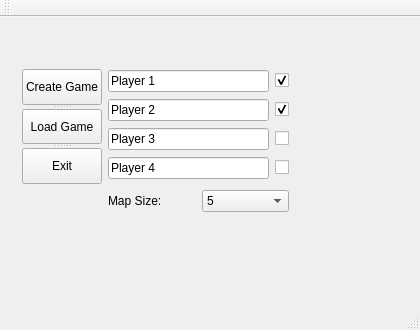
Old version of the form gui/mainwindow.ui in the repository Dasio/ICP.
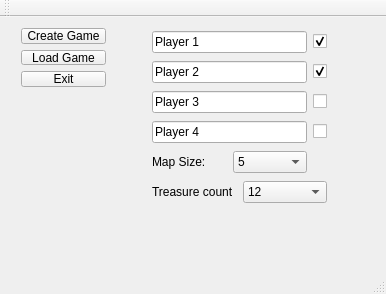
New version of the form.

```diff
--- a/gui/mainwindow.ui
+++ b/gui/mainwindow.ui
@@ -6,72 +6,73 @@
    <rect>
     <x>0</x>
     <y>0</y>
-    <width>420</width>
-    <height>330</height>
+    <width>386</width>
+    <height>294</height>
    </rect>
   </property>
   <property name="windowTitle">
    <string>Labyrinth 2015</string>
   </property>
   <widget class="QWidget" name="centralWidget">
-   <widget class="QWidget" name="">
-    <property name="geometry">
-     <rect>
-      <x>11</x>
-      <y>41</y>
-      <width>289</width>
-      <height>165</height>
-     </rect>
-    </property>
-    <layout class="QGridLayout" name="gridLayout_2">
-     <item row="0" column="0">
       <widget class="QSplitter" name="splitter">
+    <property name="geometry">
+     <rect>
+      <x>10</x>
+      <y>0</y>
+      <width>107</width>
+      <height>81</height>
+     </rect>
+    </property>
        <property name="orientation">
         <enum>Qt::Vertical</enum>
        </property>
-       <widget class="QPushButton" name="createGameButton">
-        <property name="text">
-         <string>Create Game</string>
-        </property>
-       </widget>
+    <widget class="QWidget" name="">
+     <layout class="QGridLayout" name="gridLayout_2">
+      <item row="2" column="0">
        <widget class="QPushButton" name="loadButton">
         <property name="text">
          <string>Load Game</string>
         </property>
        </widget>
+      </item>
+      <item row="3" column="0">
        <widget class="QPushButton" name="exitButton">
         <property name="text">
          <string>Exit</string>
         </property>
        </widget>
-      </widget>
-     </item>
-     <item row="0" column="1">
+      </item>
+      <item row="1" column="0">
+       <widget class="QPushButton" name="createGameButton">
+        <property name="text">
+         <string>Create Game</string>
+        </property>
+       </widget>
+      </item>
+     </layout>
+    </widget>
+   </widget>
+   <widget class="QWidget" name="">
+    <property name="geometry">
+     <rect>
+      <x>141</x>
+      <y>1</y>
+      <width>197</width>
+      <height>198</height>
+     </rect>
+    </property>
       <layout class="QGridLayout" name="gridLayout">
-       <item row="3" column="2">
-        <widget class="QCheckBox" name="player4Enable">
-         <property name="text">
+     <item row="0" column="0">
+      <widget class="QLineEdit" name="player1Name">
+       <property name="inputMask">
           <string/>
          </property>
-         <property name="checkable">
-          <bool>true</bool>
-         </property>
-         <property name="checked">
-          <bool>false</bool>
-         </property>
-         <property name="tristate">
-          <bool>false</bool>
-         </property>
-        </widget>
-       </item>
-       <item row="2" column="0">
-        <widget class="QLineEdit" name="player3Name">
          <property name="text">
-          <string>Player 3</string>
+        <string>Player 1</string>
          </property>
         </widget>
        </item>
-       <item row="0" column="2">
+     <item row="0" column="1">
         <widget class="QCheckBox" name="player1Enable">
          <property name="text">
           <string/>
@@ -87,22 +88,6 @@
          </property>
         </widget>
        </item>
-       <item row="2" column="2">
-        <widget class="QCheckBox" name="player3Enable">
-         <property name="text">
-          <string/>
-         </property>
-         <property name="checkable">
-          <bool>true</bool>
-         </property>
-         <property name="checked">
-          <bool>false</bool>
-         </property>
-         <property name="tristate">
-          <bool>false</bool>
-         </property>
-        </widget>
-       </item>
        <item row="1" column="0">
         <widget class="QLineEdit" name="player2Name">
          <property name="text">
@@ -110,6 +95,45 @@
          </property>
         </widget>
        </item>
+     <item row="1" column="1">
+      <widget class="QCheckBox" name="player2Enable">
+       <property name="text">
+        <string/>
+       </property>
+       <property name="checkable">
+        <bool>true</bool>
+       </property>
+       <property name="checked">
+        <bool>true</bool>
+       </property>
+       <property name="tristate">
+        <bool>false</bool>
+       </property>
+      </widget>
+     </item>
+     <item row="2" column="0">
+      <widget class="QLineEdit" name="player3Name">
+       <property name="text">
+        <string>Player 3</string>
+       </property>
+      </widget>
+     </item>
+     <item row="2" column="1">
+      <widget class="QCheckBox" name="player3Enable">
+       <property name="text">
+        <string/>
+       </property>
+       <property name="checkable">
+        <bool>true</bool>
+       </property>
+       <property name="checked">
+        <bool>false</bool>
+       </property>
+       <property name="tristate">
+        <bool>false</bool>
+       </property>
+      </widget>
+     </item>
        <item row="3" column="0">
         <widget class="QLineEdit" name="player4Name">
          <property name="text">
@@ -117,8 +141,8 @@
          </property>
         </widget>
        </item>
-       <item row="1" column="2">
-        <widget class="QCheckBox" name="player2Enable">
+     <item row="3" column="1">
+      <widget class="QCheckBox" name="player4Enable">
          <property name="text">
           <string/>
          </property>
@@ -126,27 +150,15 @@
           <bool>true</bool>
          </property>
          <property name="checked">
-          <bool>true</bool>
+        <bool>false</bool>
          </property>
          <property name="tristate">
           <bool>false</bool>
          </property>
         </widget>
        </item>
-       <item row="0" column="0">
-        <widget class="QLineEdit" name="player1Name">
-         <property name="inputMask">
-          <string/>
-         </property>
-         <property name="text">
-          <string>Player 1</string>
-         </property>
-        </widget>
-       </item>
-      </layout>
-     </item>
-     <item row="1" column="1">
-      <layout class="QHBoxLayout" name="horizontalLayout">
+     <item row="4" column="0">
+      <layout class="QHBoxLayout" name="horizontalLayout_2">
        <item>
         <widget class="QLabel" name="sizeLabel">
          <property name="text">
@@ -180,6 +192,31 @@
        </item>
       </layout>
      </item>
+     <item row="5" column="0" colspan="2">
+      <layout class="QHBoxLayout" name="horizontalLayout">
+       <item>
+        <widget class="QLabel" name="label">
+         <property name="text">
+          <string>Treasure count</string>
+         </property>
+        </widget>
+       </item>
+       <item>
+        <widget class="QComboBox" name="treasureBox">
+         <item>
+          <property name="text">
+           <string>12</string>
+          </property>
+         </item>
+         <item>
+          <property name="text">
+           <string>24</string>
+          </property>
+         </item>
+        </widget>
+       </item>
+      </layout>
+     </item>
     </layout>
    </widget>
   </widget>
@@ -188,7 +225,7 @@
     <rect>
      <x>0</x>
      <y>0</y>
-     <width>420</width>
+     <width>386</width>
      <height>25</height>
     </rect>
    </property>
```
Lines whose indentation alone changed are shown as unchanged.
